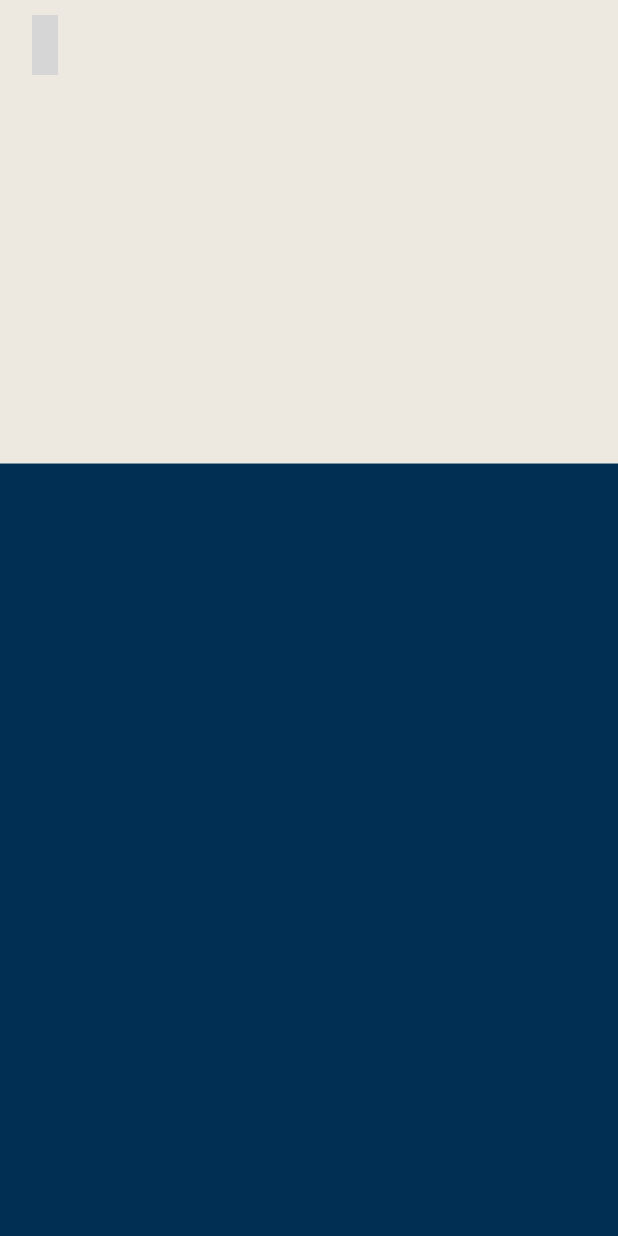
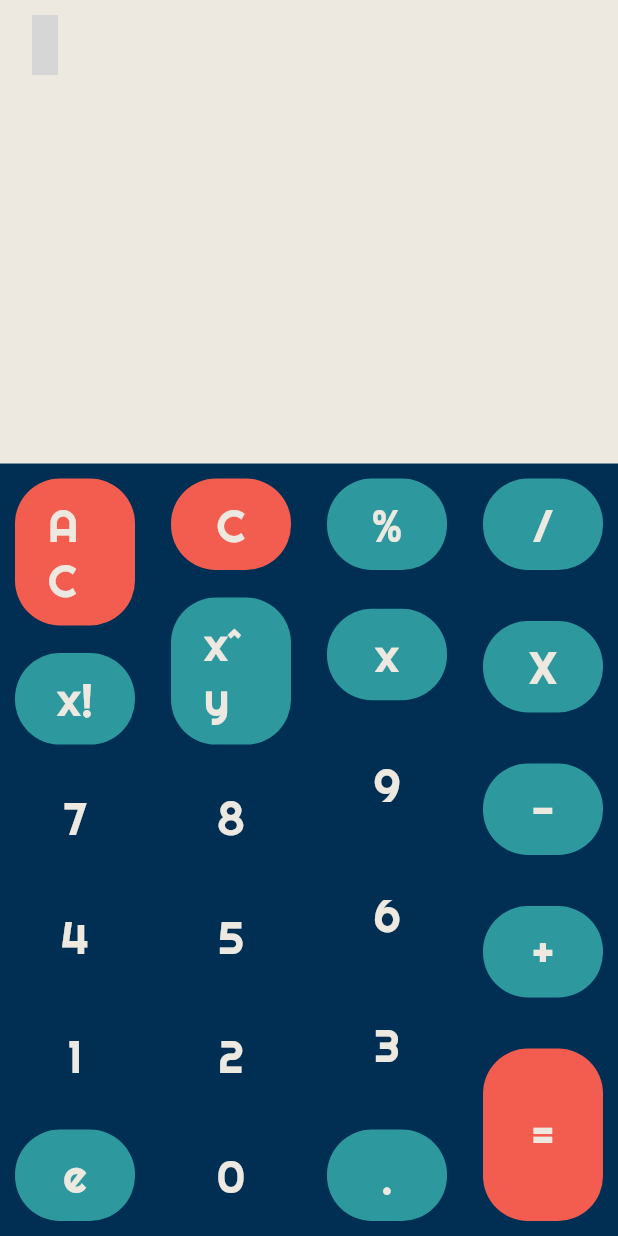
Before and after one commit to coffeekillsbugs/material_calculator, a Flutter app: the screen it shows after launch, on a phone screen of 412 x 824 dp. Run offline on Flutter 3.47's test engine with Material 2 defaults, Android fonts, the light colour scheme and no system bars; our stand-ins replace material_design_icons_flutter; grey boxes are pictures that could not be loaded.

Commit message:
version change Button layout added

```diff
--- a/lib/Screens/calculator.dart
+++ b/lib/Screens/calculator.dart
@@ -15,8 +15,10 @@ class _CalculatorState extends State<Calculator> {
       home: Stack(
         children: <Widget>[
           // * Calculator body *//
-          Column(
+          Scaffold(
+                      body: Column(
               children: <Widget>[
+                // * Display * //
                 Container(
                   height: MediaQuery.of(context).size.height * 0.375,
                   width: double.infinity,
@@ -39,8 +41,24 @@ class _CalculatorState extends State<Calculator> {
                   decoration: BoxDecoration(
                     color: baffllingBlue,
                   ),
+                  child: Padding(
+                    padding: EdgeInsets.all(10.0),
+                    child: Container(
+                      //color: Colors.white,
+                      child: Row(
+                        mainAxisAlignment: MainAxisAlignment.spaceBetween,
+                        children: <Widget>[
+                          ColOne(),
+                          ColTwo(),
+                          ColThree(),
+                          ColFour(),
+                        ],
+                      ),
+                    ),
+                  ),
                 ),
               ],
+            ),
           ),
           // * Menu Icon * //
           Padding(
@@ -74,3 +92,219 @@ class _CalculatorState extends State<Calculator> {
     );
   }
 }
+
+class ColOne extends StatelessWidget {
+  @override
+  Widget build(BuildContext context) {
+    return Column(
+      mainAxisAlignment: MainAxisAlignment.spaceBetween,
+      children: <Widget>[
+        Button(
+          parentColor: placidOrange,
+          parentText: 'AC',
+        ),
+        Button(
+          parentColor: otherBlue,
+          parentText: 'x!',
+        ),
+        Button(
+          parentColor: Colors.transparent,
+          parentText: '7',
+        ),
+        Button(
+          parentColor: Colors.transparent,
+          parentText: '4',
+        ),
+        Button(
+          parentColor: Colors.transparent,
+          parentText: '1',
+        ),
+        Button(
+          parentColor: otherBlue,
+          parentText: 'e',
+        ),
+      ],
+    );
+  }
+}
+
+class ColTwo extends StatelessWidget {
+  @override
+  Widget build(BuildContext context) {
+    return Column(
+      mainAxisAlignment: MainAxisAlignment.spaceBetween,
+      children: <Widget>[
+        Button(
+          parentColor: placidOrange,
+          parentText: 'C',
+        ),
+        Button(
+          parentColor: otherBlue,
+          parentText: 'x^y',
+        ),
+        Button(
+          parentColor: Colors.transparent,
+          parentText: '8',
+        ),
+        Button(
+          parentColor: Colors.transparent,
+          parentText: '5',
+        ),
+        Button(
+          parentColor: Colors.transparent,
+          parentText: '2',
+        ),
+        Button(
+          parentColor: Colors.transparent,
+          parentText: '0',
+        ),
+      ],
+    );
+  }
+}
+
+class ColThree extends StatelessWidget {
+  @override
+  Widget build(BuildContext context) {
+    return Column(
+      mainAxisAlignment: MainAxisAlignment.spaceBetween,
+      children: <Widget>[
+        Button(
+          parentColor: otherBlue,
+          parentText: '%',
+        ),
+        Button(
+          parentColor: otherBlue,
+          parentText: 'x',
+        ),
+        Button(
+          parentColor: Colors.transparent,
+          parentText: '9',
+        ),
+        Button(
+          parentColor: Colors.transparent,
+          parentText: '6',
+        ),
+        Button(
+          parentColor: Colors.transparent,
+          parentText: '3',
+        ),
+        Button(
+          parentColor: otherBlue,
+          parentText: '.',
+        ),
+      ],
+    );
+  }
+}
+
+class ColFour extends StatelessWidget {
+  @override
+  Widget build(BuildContext context) {
+    return Column(
+      mainAxisAlignment: MainAxisAlignment.spaceBetween,
+      children: <Widget>[
+        Button(
+          parentColor: otherBlue,
+          parentText: '/',
+        ),
+        Button(
+          parentColor: otherBlue,
+          parentText: 'X',
+        ),
+        Button(
+          parentColor: otherBlue,
+          parentText: '-',
+        ),
+        Button(
+          parentColor: otherBlue,
+          parentText: '+',
+        ),
+        ButtonTwo(
+          parentColor: placidOrange,
+          parentText: '=',
+        ),
+        // Button(
+        //   parentColor: placidOrange,
+        //   parentText: '=',
+        // ),
+      ],
+    );
+  }
+}
+
+class Button extends StatelessWidget {
+  final parentColor;
+  final parentText;
+
+  Button({this.parentColor, this.parentText});
+
+  @override
+  Widget build(BuildContext context) {
+    return InkWell(
+      splashColor: otherBlue,
+      onTap: () {
+        //TODO : Add functioning
+      },
+          child: Container(
+        width: 80.0,
+        decoration: BoxDecoration(
+          color: parentColor,
+          borderRadius: BorderRadius.circular(30.0),
+        ),
+        child: Padding(
+          padding: EdgeInsets.symmetric(horizontal: 22.0, vertical: 12.0),
+          child: Align(
+            alignment: Alignment.center,
+            child: Text(
+              parentText,
+              style: TextStyle(
+                color: notSoWhite,
+                fontFamily: 'Righteous',
+                fontSize: 30.0,
+              ),
+            ),
+          ),
+        ),
+      ),
+    );
+  }
+}
+
+class ButtonTwo extends StatelessWidget {
+  final parentColor;
+  final parentText;
+
+  ButtonTwo({this.parentColor, this.parentText});
+
+  @override
+  Widget build(BuildContext context) {
+    return InkWell(
+      onTap: () {
+        //TODO : Add functioning
+      },
+          child: Container(
+        width: 80.0,
+        height: 115.0,
+        decoration: BoxDecoration(
+          color: parentColor,
+          borderRadius: BorderRadius.circular(30.0),
+        ),
+        child: Padding(
+          padding: EdgeInsets.symmetric(horizontal: 22.0, vertical: 12.0),
+          child: Align(
+            alignment: Alignment.center,
+            child: Text(
+              parentText,
+              style: TextStyle(
+                color: notSoWhite,
+                fontFamily: 'Righteous',
+                fontSize: 30.0,
+              ),
+            ),
+          ),
+        ),
+      ),
+    );
+  }
+}
```
Lines whose indentation alone changed are shown as unchanged.
